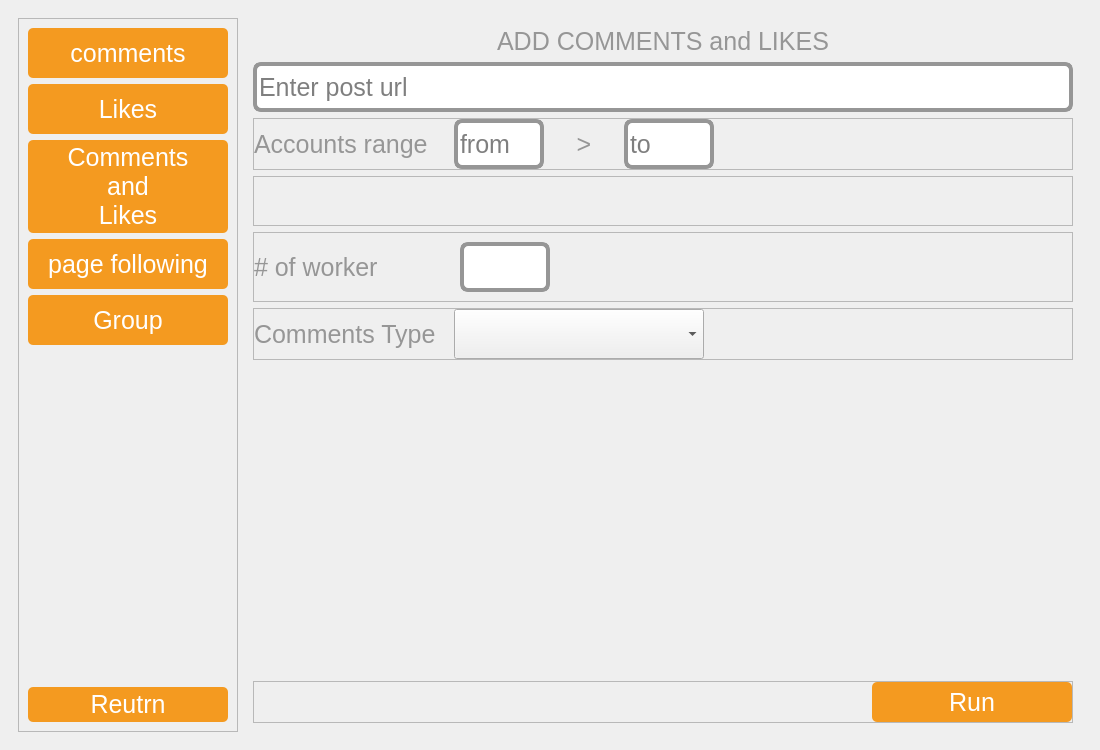
Qt form Automator/ui/MainUI/Facebook_UI.ui (Nicola-Ibrahim/Selenium-Web-Automation) before a commit.
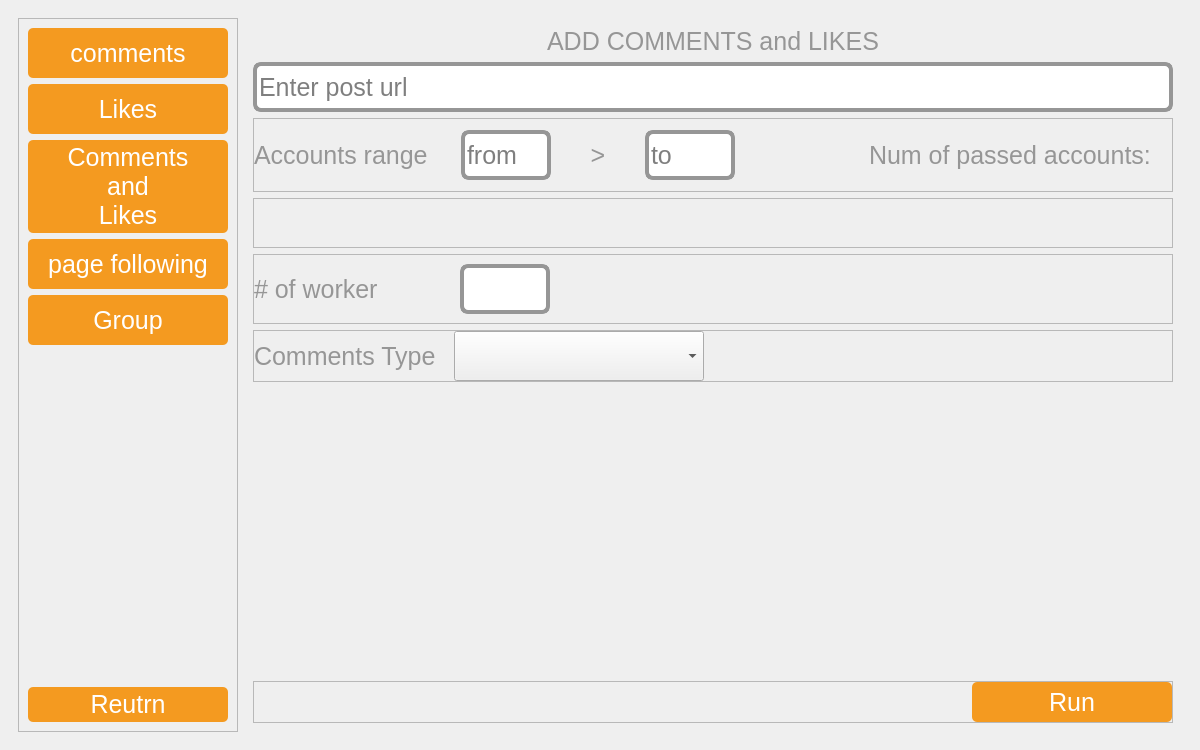
The same form after that commit. The open tabs and pages were chosen to show the change. Icons and pictures are not drawn.

What changed in the file:
```diff
--- a/Automator/ui/MainUI/Facebook_UI.ui
+++ b/Automator/ui/MainUI/Facebook_UI.ui
@@ -6,19 +6,19 @@
    <rect>
     <x>0</x>
     <y>0</y>
-    <width>1100</width>
+    <width>1200</width>
     <height>750</height>
    </rect>
   </property>
   <property name="minimumSize">
    <size>
-    <width>1100</width>
+    <width>1200</width>
     <height>750</height>
    </size>
   </property>
   <property name="maximumSize">
    <size>
-    <width>1100</width>
+    <width>1200</width>
     <height>750</height>
    </size>
   </property>
@@ -1548,19 +1548,19 @@
               </property>
               <layout class="QHBoxLayout" name="horizontalLayout_9">
                <property name="spacing">
-                <number>0</number>
+                <number>7</number>
                </property>
                <property name="leftMargin">
                 <number>0</number>
                </property>
                <property name="topMargin">
-                <number>0</number>
+                <number>11</number>
                </property>
                <property name="rightMargin">
                 <number>0</number>
                </property>
                <property name="bottomMargin">
-                <number>0</number>
+                <number>11</number>
                </property>
                <item>
                 <widget class="QLabel" name="label_6">
@@ -1645,6 +1645,20 @@
                  </property>
                 </spacer>
                </item>
+               <item>
+                <widget class="QLabel" name="label_23">
+                 <property name="text">
+                  <string>Num of passed accounts:</string>
+                 </property>
+                </widget>
+               </item>
+               <item>
+                <widget class="QLabel" name="comments_likes_counter_lbl">
+                 <property name="text">
+                  <string/>
+                 </property>
+                </widget>
+               </item>
               </layout>
              </widget>
             </item>
```
Left out of the diff: 52 changed lines with no effect on the pictures.
